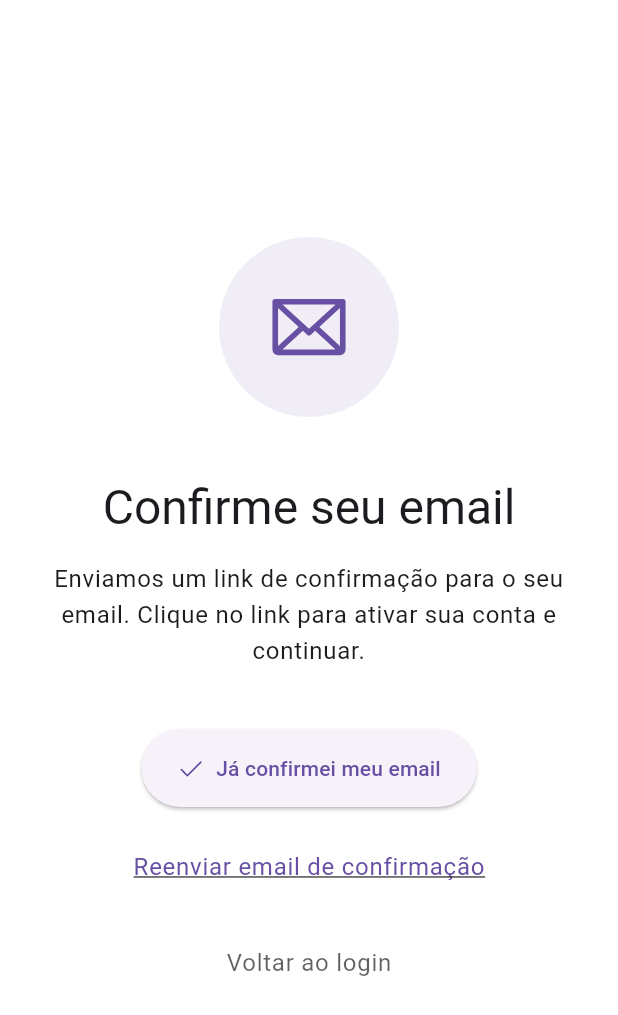
After one commit to luccasilva2/appQuanta, a Flutter app: the EmailConfirmationScreen screen opened by its route, after a tap on "Reenviar email de confirmação", on a phone screen of 412 x 824 dp. The commit adds this screen. Shown: the top 1015 px of the screen. Run offline on Flutter 3.47's test engine with Material 3 defaults, Android fonts, the phone set to English and light mode, and no system bars; our stand-ins replace google_fonts, lottie, phosphor_flutter, shared_preferences, supabase_flutter; accounts and stored records are empty; network calls fail.

Commit message:
Teste e alterações responsivas dentro das telas de home, login e register

```diff
--- a/lib/main.dart
+++ b/lib/main.dart
@@ -3,6 +3,7 @@ import 'package:supabase_flutter/supabase_flutter.dart';
 import 'screens/login_screen.dart';
 import 'screens/register_screen.dart';
 import 'screens/home_screen.dart';
+import 'screens/email_confirmation_screen.dart';
 import 'screens/create_app_screen.dart';
 import 'screens/my_apps_screen.dart';
 import 'screens/settings_screen.dart';
@@ -55,6 +56,10 @@ class MyApp extends StatelessWidget {
             return MaterialPageRoute(
               builder: (context) => const SettingsScreen(),
             );
+          case '/email-confirmation':
+            return MaterialPageRoute(
+              builder: (context) => const EmailConfirmationScreen(),
+            );
           default:
             return null;
         }
--- /dev/null
+++ b/lib/screens/email_confirmation_screen.dart
@@ -0,0 +1,177 @@
+import 'package:flutter/material.dart';
+import 'package:phosphor_flutter/phosphor_flutter.dart';
+import 'package:supabase_flutter/supabase_flutter.dart';
+
+class EmailConfirmationScreen extends StatefulWidget {
+  const EmailConfirmationScreen({super.key});
+
+  @override
+  State<EmailConfirmationScreen> createState() =>
+      _EmailConfirmationScreenState();
+}
+
+class _EmailConfirmationScreenState extends State<EmailConfirmationScreen>
+    with SingleTickerProviderStateMixin {
+  late AnimationController _animationController;
+  late Animation<double> _fadeAnimation;
+  late Animation<double> _scaleAnimation;
+
+  @override
+  void initState() {
+    super.initState();
+    _animationController = AnimationController(
+      duration: const Duration(seconds: 2),
+      vsync: this,
+    );
+
+    _fadeAnimation = Tween<double>(begin: 0.0, end: 1.0).animate(
+      CurvedAnimation(parent: _animationController, curve: Curves.easeIn),
+    );
+
+    _scaleAnimation = Tween<double>(begin: 0.8, end: 1.0).animate(
+      CurvedAnimation(parent: _animationController, curve: Curves.elasticOut),
+    );
+
+    _animationController.forward();
+  }
+
+  @override
+  void dispose() {
+    _animationController.dispose();
+    super.dispose();
+  }
+
+  Future<void> _checkConfirmation() async {
+    final user = Supabase.instance.client.auth.currentUser;
+    if (user == null) return;
+
+    // Buscar o status de confirmação do usuário na tabela 'users'
+    final response = await Supabase.instance.client
+        .from('users')
+        .select('confirmed')
+        .eq('id', user.id)
+        .single();
+
+    if (response['confirmed'] == true) {
+      // Se confirmado, navegar para a tela principal
+      Navigator.pushReplacementNamed(context, '/main');
+    } else {
+      // Ainda não confirmado, mostrar mensagem
+      ScaffoldMessenger.of(context).showSnackBar(
+        const SnackBar(
+          content: Text(
+            'Email ainda não confirmado. Verifique sua caixa de entrada.',
+          ),
+        ),
+      );
+    }
+  }
+
+  @override
+  Widget build(BuildContext context) {
+    return Scaffold(
+      body: SafeArea(
+        child: FadeTransition(
+          opacity: _fadeAnimation,
+          child: ScaleTransition(
+            scale: _scaleAnimation,
+            child: Padding(
+              padding: const EdgeInsets.all(24),
+              child: Column(
+                mainAxisAlignment: MainAxisAlignment.center,
+                children: [
+                  // Ícone de email
+                  Container(
+                    width: 120,
+                    height: 120,
+                    decoration: BoxDecoration(
+                      shape: BoxShape.circle,
+                      color: Theme.of(
+                        context,
+                      ).colorScheme.primary.withOpacity(0.1),
+                    ),
+                    child: Icon(
+                      PhosphorIcons.envelope(),
+                      color: Theme.of(context).colorScheme.primary,
+                      size: 60,
+                    ),
+                  ),
+                  const SizedBox(height: 40),
+                  // Título
+                  Text(
+                    'Confirme seu email',
+                    style: Theme.of(context).textTheme.headlineLarge,
+                    textAlign: TextAlign.center,
+                  ),
+                  const SizedBox(height: 16),
+                  // Subtítulo
+                  Text(
+                    'Enviamos um link de confirmação para o seu email. Clique no link para ativar sua conta e continuar.',
+                    style: Theme.of(context).textTheme.bodyLarge,
+                    textAlign: TextAlign.center,
+                  ),
+                  const SizedBox(height: 40),
+                  // Botão para verificar
+                  ElevatedButton.icon(
+                    onPressed: _checkConfirmation,
+                    icon: Icon(PhosphorIcons.check()),
+                    label: const Text('Já confirmei meu email'),
+                    style: ElevatedButton.styleFrom(
+                      padding: const EdgeInsets.symmetric(
+                        vertical: 16,
+                        horizontal: 24,
+                      ),
+                      shape: RoundedRectangleBorder(
+                        borderRadius: BorderRadius.circular(30),
+                      ),
+                    ),
+                  ),
+                  const SizedBox(height: 16),
+                  // Botão para reenviar
+                  TextButton(
+                    onPressed: () async {
+                      final user = Supabase.instance.client.auth.currentUser;
+                      if (user != null) {
+                        await Supabase.instance.client.auth.resend(
+                          type: OtpType.signup,
+                          email: user.email,
+                        );
+                        ScaffoldMessenger.of(context).showSnackBar(
+                          const SnackBar(
+                            content: Text('Email de confirmação reenviado!'),
+                          ),
+                        );
+                      }
+                    },
+                    child: Text(
+                      'Reenviar email de confirmação',
+                      style: Theme.of(context).textTheme.bodyLarge?.copyWith(
+                        color: Theme.of(context).colorScheme.primary,
+                        decoration: TextDecoration.underline,
+                      ),
+                    ),
+                  ),
+                  const SizedBox(height: 16),
+                  // Botão para voltar ao login
+                  TextButton(
+                    onPressed: () {
+                      Navigator.pushReplacementNamed(context, '/login');
+                    },
+                    child: Text(
+                      'Voltar ao login',
+                      style: Theme.of(context).textTheme.bodyLarge?.copyWith(
+                        color: Theme.of(
+                          context,
+                        ).colorScheme.onSurface.withOpacity(0.7),
+                      ),
+                    ),
+                  ),
+                ],
+              ),
+            ),
+          ),
+        ),
+      ),
+    );
+  }
+}
```
Also changed, not shown: lib/screens/home_screen.dart (+11 -8 lines), lib/screens/login_screen.dart (+17 -1 lines), lib/screens/register_screen.dart (+60 -2 lines).
